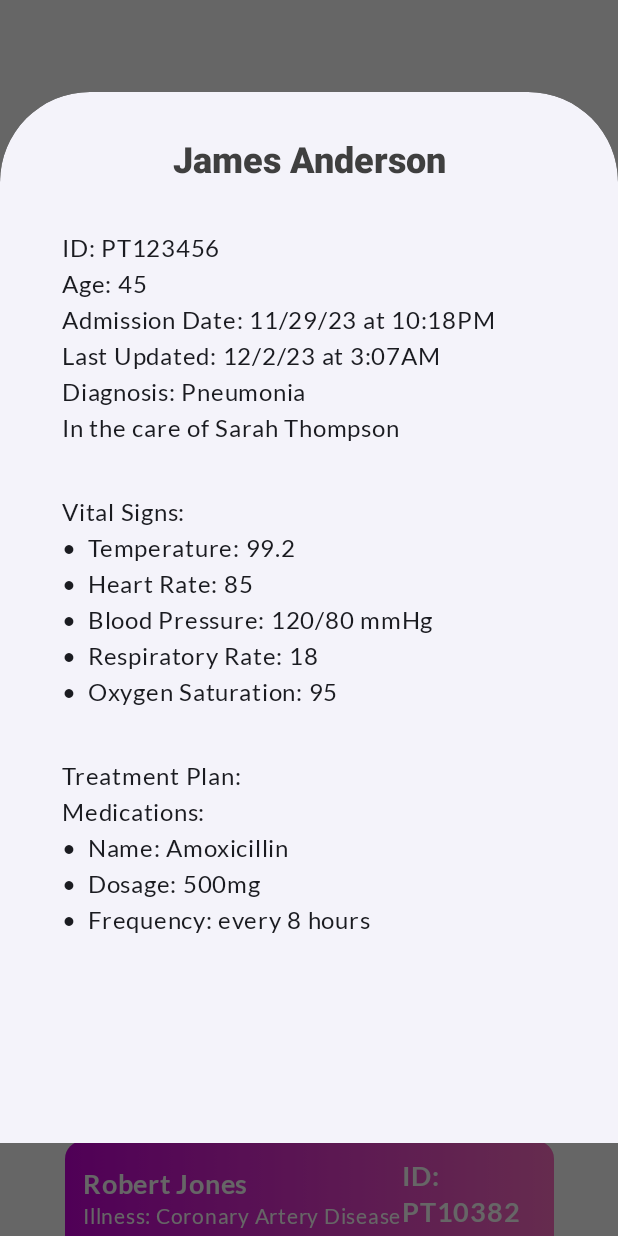
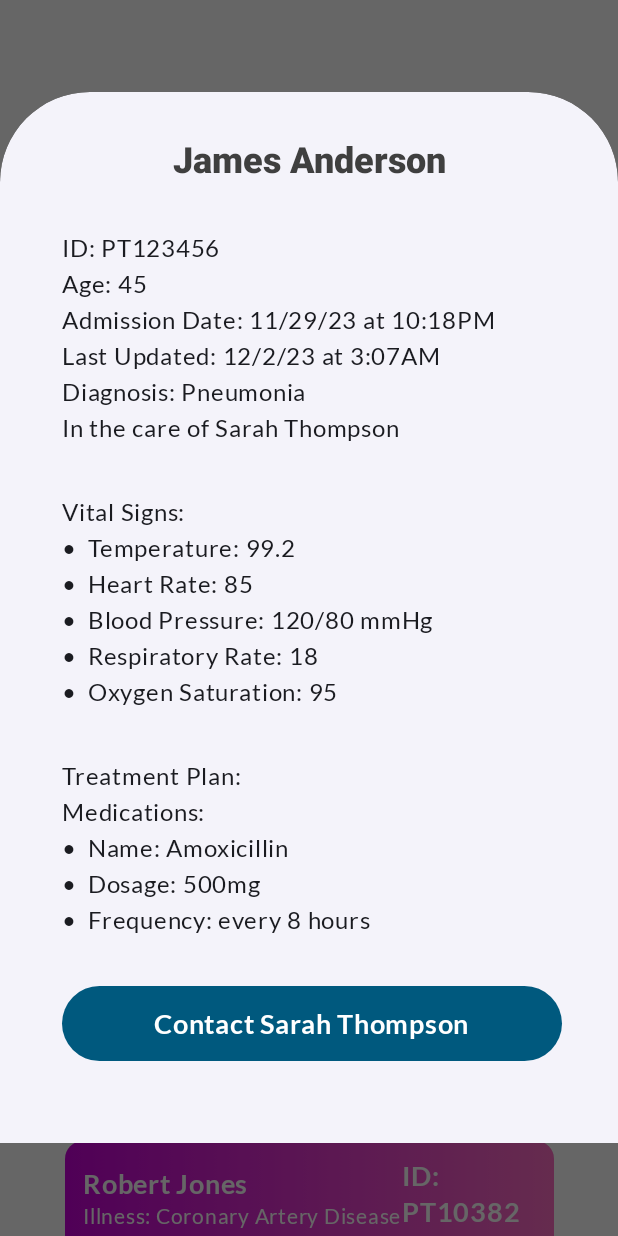
Before and after one commit to Cfoulcard/MediFlare, an Android app built with Jetpack Compose: the composable PatientsFragmentContent shown on its own in the app's theme, after a tap on "James Anderson", on a phone screen of 412 x 824 dp. Run offline under Robolectric (Android 15) with nearby library versions, the phone set to English and light mode, and no system bars; 1 statement that could not run was skipped.

Commit message:
Changes on patient cards

```diff
--- a/app/src/main/java/com/christianfoulcard/mediflare/composables/Buttons.kt
+++ b/app/src/main/java/com/christianfoulcard/mediflare/composables/Buttons.kt
@@ -3,6 +3,8 @@ package com.christianfoulcard.mediflare.composables
 import android.app.Activity
 import android.content.Context
 import android.content.Intent
+import android.widget.Toast
+import android.widget.Toast.LENGTH_SHORT
 import androidx.compose.foundation.layout.fillMaxWidth
 import androidx.compose.foundation.layout.height
 import androidx.compose.foundation.shape.RoundedCornerShape
@@ -20,7 +22,10 @@ import androidx.compose.ui.text.font.FontFamily
 import androidx.compose.ui.text.font.FontStyle
 import androidx.compose.ui.unit.dp
 import androidx.core.content.ContextCompat.startActivity
+import com.christianfoulcard.MediFlare.Companion.globalAppContext
 import com.christianfoulcard.mediflare.R
+import com.christianfoulcard.mediflare.models.PatientCardData
+import com.christianfoulcard.mediflare.models.PatientStatusOrCare
 import com.christianfoulcard.mediflare.ui.HomeScreenActivity
 import com.christianfoulcard.mediflare.ui.LoginScreenActivity
 
@@ -43,4 +48,21 @@ object Buttons {
             Text(text = stringResource(R.string.login), style = MaterialTheme.typography.headlineSmall)
         }
     }
+
+    @Composable
+    fun ContactButton(string: String) {
+        Button(
+            onClick = {
+                      Toast.makeText(globalAppContext, "$string's phone has received a ping from you", LENGTH_SHORT).show()
+            },
+            shape = RoundedCornerShape(100.dp),
+            colors = ButtonDefaults.buttonColors(containerColor = colorResource(R.color.button_blue)),
+            modifier = Modifier
+                .fillMaxWidth(0.90F)
+                .height(50.dp)
+                )
+        {
+            Text(text = "Contact $string", style = MaterialTheme.typography.titleSmall)
+        }
+    }
 }
--- a/app/src/main/java/com/christianfoulcard/mediflare/models/PatientCardData.kt
+++ b/app/src/main/java/com/christianfoulcard/mediflare/models/PatientCardData.kt
@@ -23,7 +23,7 @@ val firstPatientCard = PatientCardData(
     "PT123456",
     "James Anderson",
     "Pneumonia",
-    PatientStatusOrCare.AttendingStaff("In the care of Sarah Thompson"),
+    PatientStatusOrCare.AttendingStaff("Sarah Thompson"),
     45,
     "Male",
     DateUtil().randomDateFromToday(),
@@ -38,7 +38,7 @@ val secondPatientCard = PatientCardData(
     "PT654321",
     "Emily Roberts",
     "Bronchitis",
-    PatientStatusOrCare.AttendingStaff("In the care of Karl Rock"),
+    PatientStatusOrCare.AttendingStaff("Karl Rock"),
     32,
     "Female",
     DateUtil().randomDateFromToday(),
--- a/app/src/main/java/com/christianfoulcard/mediflare/ui/homeScreenFragments/PatientsFragmentContent.kt
+++ b/app/src/main/java/com/christianfoulcard/mediflare/ui/homeScreenFragments/PatientsFragmentContent.kt
@@ -42,6 +42,7 @@ import androidx.compose.ui.window.Dialog
 import androidx.compose.ui.window.DialogProperties
 import androidx.lifecycle.viewmodel.compose.viewModel
 import com.christianfoulcard.mediflare.R
+import com.christianfoulcard.mediflare.composables.Buttons.ContactButton
 import com.christianfoulcard.mediflare.composables.Text
 import com.christianfoulcard.mediflare.models.PatientCardData
 import com.christianfoulcard.mediflare.models.PatientStatusOrCare
@@ -195,7 +196,7 @@ fun PatientCard(patient: PatientCardData, onClick: () -> Unit) {
                     Text(
                         text = when (val statusOrCare = patient.statusOrCaredForBy) {
                             is PatientStatusOrCare.Status -> statusOrCare.statusUpdate
-                            is PatientStatusOrCare.AttendingStaff -> statusOrCare.staffName
+                            is PatientStatusOrCare.AttendingStaff -> "In the care of ${statusOrCare.staffName}"
                             is PatientStatusOrCare.Cleared -> statusOrCare.clearedBy
                             is PatientStatusOrCare.AwaitingCare -> statusOrCare.awaitingCare},
                         style = MaterialTheme.typography.bodySmall,
@@ -263,7 +264,7 @@ fun PatientInfoView(patient: PatientCardData) {
                         Text(text = "Diagnosis: ${patient.illnessDiagnosis}")
                         Text(text = when (val statusOrCare = patient.statusOrCaredForBy) {
                             is PatientStatusOrCare.Status -> statusOrCare.statusUpdate
-                            is PatientStatusOrCare.AttendingStaff -> statusOrCare.staffName
+                            is PatientStatusOrCare.AttendingStaff -> "In the care of ${statusOrCare.staffName}"
                             is PatientStatusOrCare.Cleared -> statusOrCare.clearedBy
                             is PatientStatusOrCare.AwaitingCare -> statusOrCare.awaitingCare})
                         Spacer(Modifier.padding(16.dp))
@@ -279,6 +280,12 @@ fun PatientInfoView(patient: PatientCardData) {
                         Text(text = "•\t Name: ${patient.treatmentPlan.antibiotics.name}")
                         Text(text = "•\t Dosage: ${patient.treatmentPlan.antibiotics.dosage}")
                         Text(text = "•\t Frequency: ${patient.treatmentPlan.antibiotics.frequency}")
+                        Spacer(Modifier.padding(16.dp))
+                        when (val statusOrCare = patient.statusOrCaredForBy) {
+                            is PatientStatusOrCare.Status -> statusOrCare.statusUpdate
+                            is PatientStatusOrCare.AttendingStaff -> ContactButton(statusOrCare.staffName)
+                            is PatientStatusOrCare.Cleared -> statusOrCare.clearedBy
+                            is PatientStatusOrCare.AwaitingCare -> statusOrCare.awaitingCare}
                     }
                 }
             }
```
